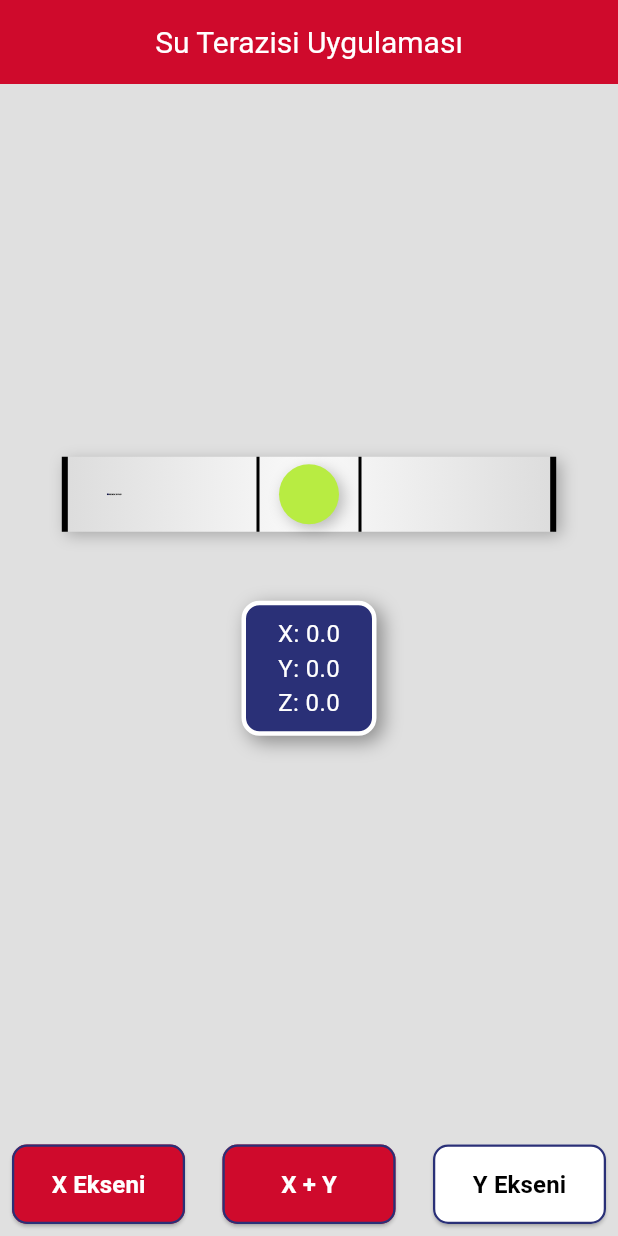
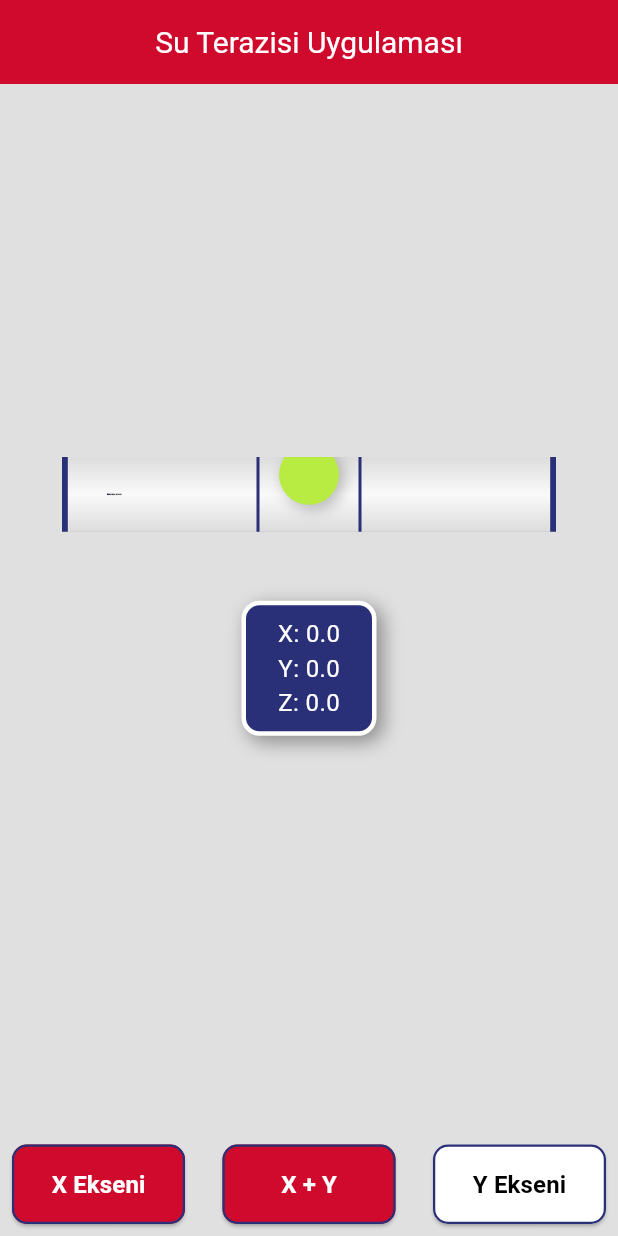
Before and after one commit to recepzgrmh/Spirit_Level, a Flutter app: the screen it shows after launch, item 3 of the bottom bar chosen, on a phone screen of 412 x 824 dp. Run offline on Flutter 3.47's test engine with Material 3 defaults, Android fonts, the phone set to English and light mode, and no system bars; our stand-ins replace flutter_svg, sensors_plus.

Commit message:
dosya yapısı değişti

```diff
--- a/lib/screens/screen_Y.dart
+++ b/lib/screens/screen_Y.dart
@@ -1,9 +1,12 @@
 // ignore_for_file: file_names
 
 import 'package:flutter/material.dart';
+import 'package:my_spirit/styles/colors/app_colors.dart';
+import 'package:my_spirit/widgets/stick.dart';
 import '../widgets/values.dart';
 import 'package:sensors_plus/sensors_plus.dart';
 import 'package:flutter_svg/flutter_svg.dart';
+import '../widgets/bubble.dart';
 
 class ScreenY extends StatefulWidget {
   const ScreenY({super.key});
@@ -15,19 +18,19 @@ class ScreenY extends StatefulWidget {
 class _ScreenYState extends State<ScreenY> {
   double xAccel = 0.0, yAccel = 0.0, zAccel = 0.0;
   double bubblePositionX = 0.0;
-  double sensitivityFactor = 40.0;
+  final double sensitivityFactor = 40.0;
   double maxBubbleOffset = 0.0;
 
   @override
   void initState() {
     super.initState();
-
     accelerometerEvents.listen((event) {
       setState(() {
         xAccel = event.x;
         yAccel = event.y;
         zAccel = event.z;
 
+        // X ekseninde hareket için hesaplama:
         double newPositionX = (xAccel * sensitivityFactor).clamp(
           -maxBubbleOffset,
           maxBubbleOffset,
@@ -56,32 +59,7 @@ class _ScreenYState extends State<ScreenY> {
               alignment: Alignment.center,
               children: [
                 // Gümüş rengi çubuk
-                Container(
-                  width: rectangleWidth,
-                  height: barHeight,
-                  decoration: BoxDecoration(
-                    gradient: const LinearGradient(
-                      colors: [
-                        Color(0xFFDCDCDC),
-                        Color(0xFFFAFAFA),
-                        Color(0xFFDCDCDC),
-                      ],
-                      begin: Alignment.centerLeft,
-                      end: Alignment.centerRight,
-                    ),
-                    border: const Border(
-                      left: BorderSide(color: Colors.black, width: 4),
-                      right: BorderSide(color: Colors.black, width: 4),
-                    ),
-                    boxShadow: const [
-                      BoxShadow(
-                        color: Colors.black26,
-                        blurRadius: 8,
-                        offset: Offset(3, 3),
-                      ),
-                    ],
-                  ),
-                ),
+                Stick(rectangleWidth: rectangleWidth),
                 // Ortada hedef göstergesi (çubuk üzerinde)
                 Positioned(
                   left: (rectangleWidth - 70) / 2,
@@ -90,8 +68,14 @@ class _ScreenYState extends State<ScreenY> {
                     height: barHeight,
                     decoration: const BoxDecoration(
                       border: Border(
-                        left: BorderSide(color: Colors.black, width: 2),
-                        right: BorderSide(color: Colors.black, width: 2),
+                        left: BorderSide(
+                          color: AppColors.borderColor,
+                          width: 2,
+                        ),
+                        right: BorderSide(
+                          color: AppColors.borderColor,
+                          width: 2,
+                        ),
                       ),
                     ),
                   ),
@@ -106,34 +90,18 @@ class _ScreenYState extends State<ScreenY> {
                     height: 10,
                   ),
                 ),
-                // Balon (xAccel üzerinden yatay hareket)
-                AnimatedPositioned(
-                  duration: const Duration(milliseconds: 300),
-                  curve: Curves.easeOut,
-                  left: ((rectangleWidth - bubbleSize) / 2) + bubblePositionX,
-                  top: (barHeight - bubbleSize) / 2,
-                  child: Container(
-                    width: bubbleSize,
-                    height: bubbleSize,
-                    decoration: BoxDecoration(
-                      color: Color(0xFFB8EC42),
-                      shape: BoxShape.circle,
-                      boxShadow: const [
-                        BoxShadow(
-                          color: Colors.black26,
-                          blurRadius: 8,
-                          offset: Offset(3, 3),
-                        ),
-                      ],
-                    ),
-                  ),
+                // Balon widget'ı
+                Bubble(
+                  rectangleWidth: rectangleWidth,
+                  bubbleSize: bubbleSize,
+                  bubblePosition: bubblePositionX,
                 ),
               ],
             ),
             const SizedBox(height: 30),
             // Sensör değerlerini gösteren kutucuk
             Padding(
-              padding: EdgeInsets.all(16.0),
+              padding: const EdgeInsets.all(16.0),
               child: Values(xAccel: xAccel, yAccel: yAccel, zAccel: zAccel),
             ),
           ],
--- /dev/null
+++ b/lib/widgets/bubble.dart
@@ -0,0 +1,39 @@
+import 'package:flutter/material.dart';
+
+class Bubble extends StatelessWidget {
+  final double rectangleWidth;
+  final double bubbleSize;
+  final double bubblePosition; // Hesaplanmış konum
+
+  const Bubble({
+    super.key,
+    required this.rectangleWidth,
+    required this.bubbleSize,
+    required this.bubblePosition,
+  });
+
+  @override
+  Widget build(BuildContext context) {
+    return AnimatedPositioned(
+      duration: const Duration(milliseconds: 300),
+      curve: Curves.easeOut,
+      left: ((rectangleWidth - bubbleSize) / 2) + bubblePosition,
+      bottom: 18,
+      child: Container(
+        width: bubbleSize,
+        height: bubbleSize,
+        decoration: BoxDecoration(
+          color: const Color(0xFFB8EC42),
+          shape: BoxShape.circle,
+          boxShadow: const [
+            BoxShadow(
+              color: Colors.black26,
+              blurRadius: 8,
+              offset: Offset(3, 3),
+            ),
+          ],
+        ),
+      ),
+    );
+  }
+}
--- /dev/null
+++ b/lib/widgets/stick.dart
@@ -0,0 +1,30 @@
+import 'package:flutter/material.dart';
+import '../styles/colors/app_colors.dart';
+
+class Stick extends StatelessWidget {
+  final double rectangleWidth;
+
+  const Stick({super.key, required this.rectangleWidth});
+
+  @override
+  Widget build(BuildContext context) {
+    return Container(
+      width: rectangleWidth,
+      height: 50,
+      decoration: BoxDecoration(
+        gradient: const LinearGradient(
+          colors: [Color(0xFFDCDCDC), Color(0xFFFAFAFA), Color(0xFFDCDCDC)],
+          begin: Alignment.topCenter,
+          end: Alignment.bottomCenter,
+        ),
+        border: const Border(
+          left: BorderSide(color: AppColors.borderColor, width: 4),
+          right: BorderSide(color: AppColors.borderColor, width: 4),
+        ),
+        boxShadow: const [
+          BoxShadow(color: Colors.black26, blurRadius: 8, offset: Offset(3, 3)),
+        ],
+      ),
+    );
+  }
+}
```
Also changed, not shown: lib/screens/screen_X.dart (+21 -53 lines), lib/screens/screen_XY.dart (+11 -13 lines).
